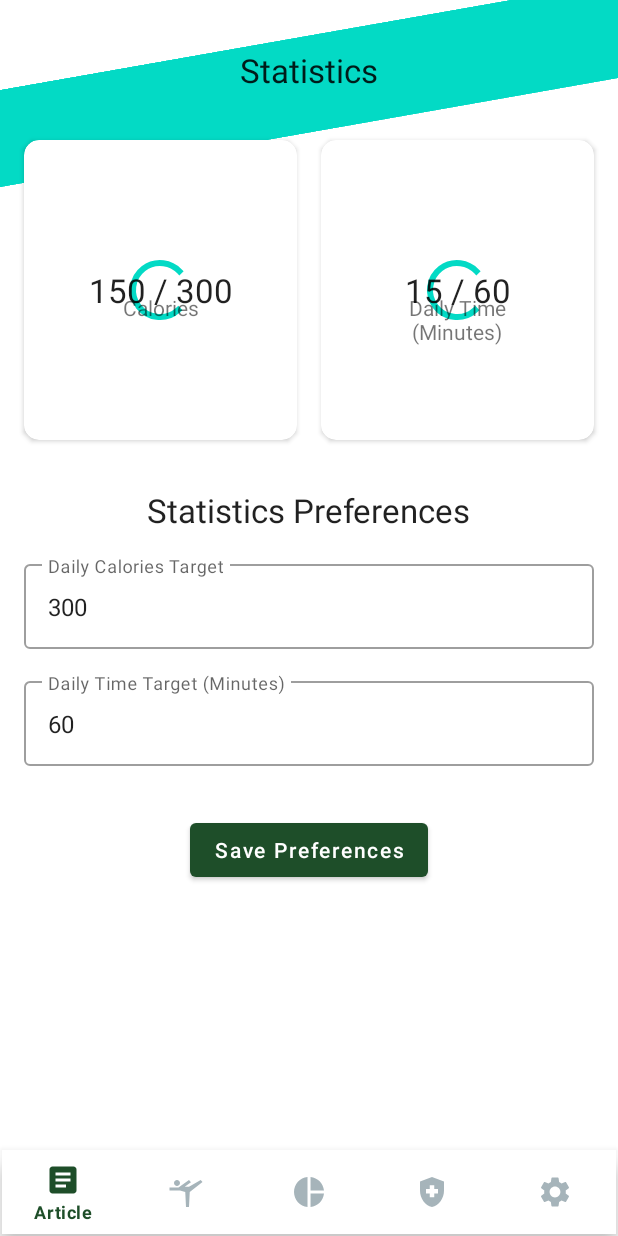
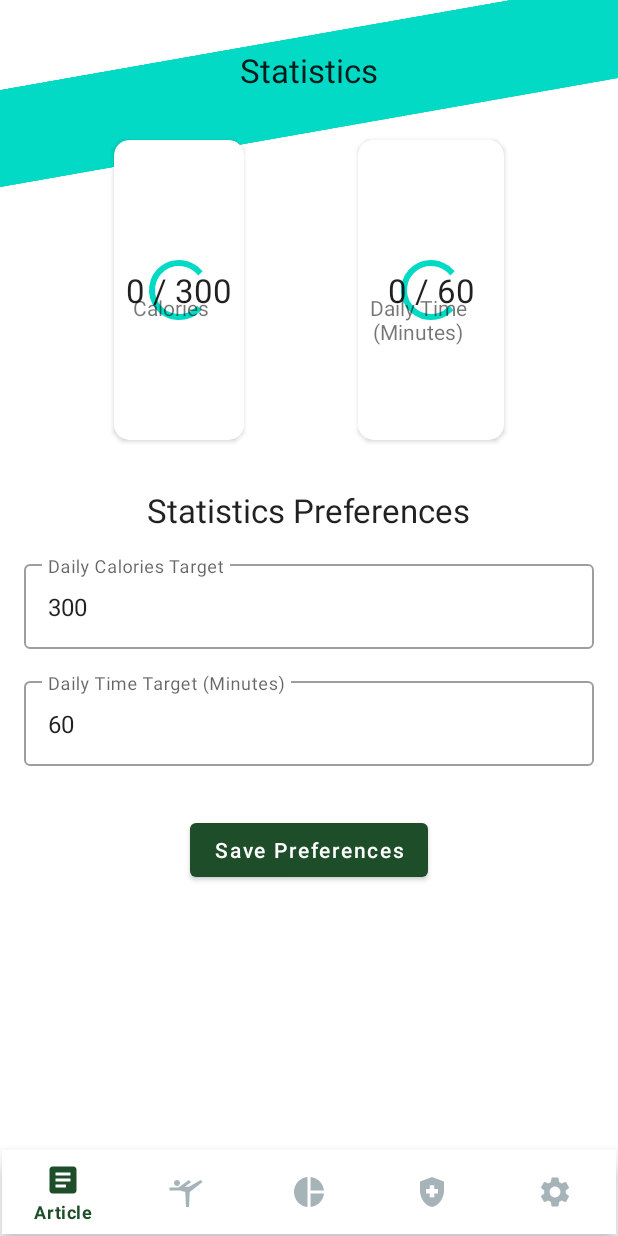
Before and after one commit to samreth-dev/yoga-android-project, an Android app: the fragment StatisticsFragment placed in its activity, on a phone screen of 412 x 824 dp. Run offline under Robolectric (Android 15) with nearby library versions, the phone set to English and light mode, and no system bars; our stand-ins replace Room's generated code; plain views replace CircularProgressBar; 4 statements that could not run were skipped.

Commit message:
Statistics and db done, silvana

```diff
--- a/app/build.gradle
+++ b/app/build.gradle
@@ -13,7 +13,7 @@ android {
     }
     defaultConfig {
         applicationId "com.example.yoga"
-        minSdk 21
+        minSdk 26
         targetSdk 32
         versionCode 1
         versionName "1.0"
@@ -28,8 +28,8 @@ android {
         }
     }
     compileOptions {
-        sourceCompatibility JavaVersion.VERSION_1_8
-        targetCompatibility JavaVersion.VERSION_1_8
+        sourceCompatibility JavaVersion.VERSION_11
+        targetCompatibility JavaVersion.VERSION_11
     }
     kotlinOptions {
         jvmTarget = '1.8'
--- /dev/null
+++ b/app/src/main/java/com/example/yoga/BaseCoroutineFragment.kt
@@ -0,0 +1,32 @@
+package com.example.yoga
+
+import android.os.Bundle
+import androidx.fragment.app.Fragment
+import kotlinx.coroutines.CoroutineScope
+import kotlinx.coroutines.Dispatchers
+import kotlinx.coroutines.Job
+import kotlin.coroutines.CoroutineContext
+
+open class BaseCoroutineFragment: Fragment(),CoroutineScope{
+    // Instance in the Co-routine Context.
+    private lateinit var job: Job
+
+    /*  public val coroutineContext: CoroutineContext declared in the CoroutineScope interface
+        Need to override in the subclass to initialize the value */
+    override val coroutineContext: CoroutineContext
+        // To perform the Job, Dispatchers.Main is used for CoroutineContext to perform UI operations
+        get() = job + Dispatchers.IO
+
+    override fun onCreate(savedInstanceState: Bundle?) {
+        super.onCreate(savedInstanceState)
+        // Create an Instance for the Job()
+        job = Job()
+    }
+    // Cancel the Job in onDestroy()
+    override fun onDestroy() {
+        super.onDestroy()
+        // Cancel the Job
+        job.cancel()
+    }
+
+}
--- a/app/src/main/java/com/example/yoga/DateConverter.kt
+++ b/app/src/main/java/com/example/yoga/DateConverter.kt
@@ -1,18 +1,24 @@
 package com.example.yoga
 
+import android.os.Build
+import androidx.annotation.RequiresApi
 import androidx.room.TypeConverter
 import java.text.DateFormat
 import java.text.ParseException
 import java.text.SimpleDateFormat
+import java.time.LocalDate
+import java.time.LocalDateTime
+import java.time.format.DateTimeFormatter
 import java.util.*
 
 class DateConverter {
-    var df: DateFormat = SimpleDateFormat("yyyy-MM-dd HH:mm:ss", Locale.US)
+    var df = DateTimeFormatter.ISO_DATE_TIME
+
     @TypeConverter
-    fun fromTimestamp(value: String?): Date? {
+    fun fromTimestamp(value: String?): LocalDateTime? {
         return if (value != null) {
             try {
-                return df.parse(value)
+                return LocalDateTime.parse(value, df)
             } catch (e: ParseException) {
                 e.printStackTrace()
             }
@@ -23,9 +29,9 @@ class DateConverter {
     }
 
     @TypeConverter
-    fun toTimestamp(value: Date?): String? {
+    fun toTimestamp(value: LocalDateTime?): String? {
         return if (value != null) {
-            df.format(value)
+            value.format(df)
         } else {
             null
         }
--- a/app/src/main/java/com/example/yoga/MainActivity.kt
+++ b/app/src/main/java/com/example/yoga/MainActivity.kt
@@ -63,6 +63,8 @@ class MainActivity : AppCompatActivity() {
             true
         }
 
+        PopupSettingsFragment().show(supportFragmentManager, PopupSettingsFragment.TAG)
+
     }
 
 }
--- a/app/src/main/java/com/example/yoga/PopupSettingsFragment.kt
+++ b/app/src/main/java/com/example/yoga/PopupSettingsFragment.kt
@@ -61,7 +61,7 @@ class PopupSettingsFragment : DialogFragment() {
         super.onResume()
         val params: ViewGroup.LayoutParams = dialog!!.window!!.attributes
         params.width = ConstraintLayout.LayoutParams.MATCH_PARENT
-        params.height = ConstraintLayout.LayoutParams.MATCH_PARENT
+        params.height = ConstraintLayout.LayoutParams.WRAP_CONTENT
         dialog!!.window!!.attributes = params as WindowManager.LayoutParams
     }
 
--- a/app/src/main/java/com/example/yoga/StatisticsFragment.kt
+++ b/app/src/main/java/com/example/yoga/StatisticsFragment.kt
@@ -3,15 +3,17 @@ package com.example.yoga
 import android.annotation.SuppressLint
 import android.content.Context
 import android.os.Bundle
-import androidx.fragment.app.Fragment
 import android.view.LayoutInflater
 import android.view.View
 import android.view.ViewGroup
 import androidx.core.math.MathUtils.clamp
 import com.google.android.material.math.MathUtils
 import kotlinx.android.synthetic.main.fragment_statistics.view.*
+import kotlinx.coroutines.launch
+import java.time.LocalDateTime
+import java.util.*
 
-class StatisticsFragment : Fragment() {
+class StatisticsFragment : BaseCoroutineFragment() {
 
     var caloriesBurned = 0
     var timeElapsed = 0
@@ -27,8 +29,22 @@ class StatisticsFragment : Fragment() {
 
         fetchTargets()
 
-        caloriesBurned = 150
-        timeElapsed = 15
+        caloriesBurned = 0
+        timeElapsed = 0
+
+        launch{
+            context?.let {
+                YogaDatabase(it).getYogaSessionDao().getTotalBurnedCalories(LocalDateTime.now().minusDays(1), LocalDateTime.now()).let {
+                    caloriesBurned = it
+                }
+                YogaDatabase(it).getYogaSessionDao().getTotalYogaDuration(LocalDateTime.now().minusDays(1), LocalDateTime.now()).let {
+                    timeElapsed = it
+                }
+                activity?.runOnUiThread{
+                    updateProgressBars(view)
+                }
+            }
+        }
 
         updateProgressBars(view)
 
--- a/app/src/main/java/com/example/yoga/YogaSessionDao.kt
+++ b/app/src/main/java/com/example/yoga/YogaSessionDao.kt
@@ -3,6 +3,8 @@ package com.example.yoga
 import androidx.room.Dao
 import androidx.room.Insert
 import androidx.room.Query
+import java.time.LocalDate
+import java.time.LocalDateTime
 import java.util.*
 
 @Dao
@@ -13,9 +15,9 @@ interface YogaSessionDao {
     @Query("SELECT * FROM YOGASESSION")
     fun getAllYogaSessions(): List<YogaSession>
 
-    @Query("SELECT SUM(burnedCalories) FROM YOGASESSION WHERE yogaCompletionDateTime = :date")
-    fun getTotalBurnedCalories(date: Date): Int
+    @Query("SELECT SUM(burnedCalories) FROM YOGASESSION WHERE yogaCompletionDateTime BETWEEN :date AND :dateEnd")
+    fun getTotalBurnedCalories(date: LocalDateTime, dateEnd: LocalDateTime): Int
 
-    @Query("SELECT SUM(duration) FROM YOGASESSION WHERE yogaCompletionDateTime = :date")
-    fun getTotalYogaDuration(date: Date): Int
+    @Query("SELECT SUM(duration) FROM YOGASESSION WHERE yogaCompletionDateTime BETWEEN :date AND :dateEnd")
+    fun getTotalYogaDuration(date: LocalDateTime, dateEnd: LocalDateTime): Int
 }
--- a/app/src/main/res/layout/fragment_statistics.xml
+++ b/app/src/main/res/layout/fragment_statistics.xml
@@ -37,7 +37,7 @@
 
         <androidx.cardview.widget.CardView
             android:id="@+id/caloriesBurnedCardView"
-            android:layout_width="0dp"
+            android:layout_width="wrap_content"
             android:layout_height="200dp"
             android:layout_marginStart="16dp"
             android:layout_marginTop="32dp"
@@ -98,7 +98,7 @@
 
         <androidx.cardview.widget.CardView
             android:id="@+id/timeElapsedDailyCardView"
-            android:layout_width="0dp"
+            android:layout_width="wrap_content"
             android:layout_height="200dp"
             android:layout_marginStart="8dp"
             android:layout_marginEnd="16dp"
```
Also changed, not shown: app/src/main/assets/yogas.json (+23 -9 lines), app/src/main/java/com/example/yoga/VideoFragment.kt (+39 -6 lines), app/src/main/java/com/example/yoga/YogaDatabase.kt (+3 -7 lines), app/src/main/java/com/example/yoga/YogaSession.kt (+6 -3 lines), app/src/main/res/layout/fragment_popup_settings.xml (+0 -13 lines), app/src/main/res/layout/fragment_video.xml (+52 -30 lines).
